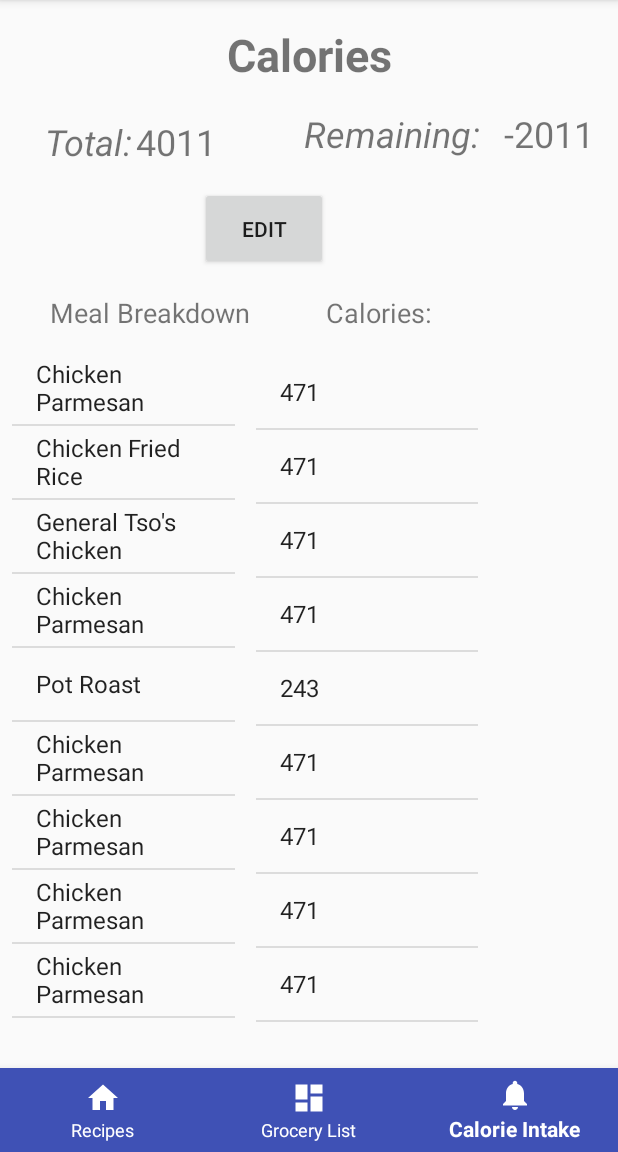
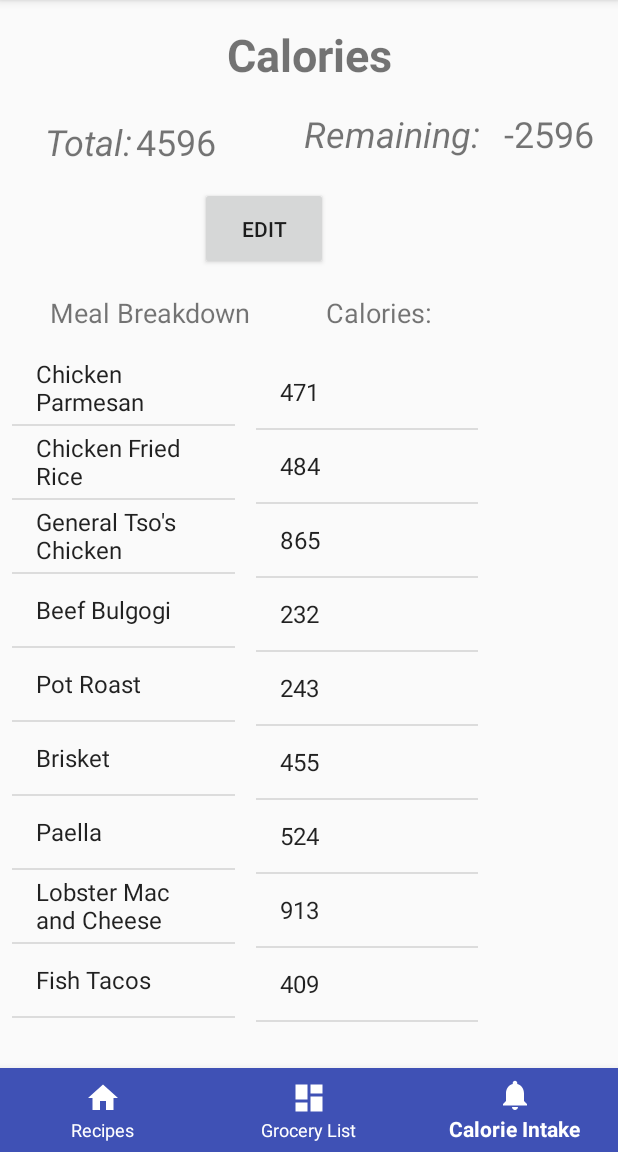
Before and after one commit to jsuyat/Suyat_Khan_FinalProject2, an Android app: the screen it shows after launch (MainActivity), item 3 of the bottom bar chosen, on a phone screen of 412 x 824 dp, the part 84-1236 px from its top. Run offline under Robolectric (Android 15) with nearby library versions, the phone set to English and light mode, and no system bars.

Commit message:
slightly changed recipes fragment

```diff
--- a/app/src/main/AndroidManifest.xml
+++ b/app/src/main/AndroidManifest.xml
@@ -20,6 +20,7 @@
         </activity>
         <activity android:name=".AddGrocery" />
         <activity android:name=".EditCalories"></activity>
+        <receiver android:name=".Notification"></receiver>
     </application>
 
 </manifest>
--- a/app/src/main/java/edu/gmu/cs477/khan_suyat_finalproject/GroceryListFragment.java
+++ b/app/src/main/java/edu/gmu/cs477/khan_suyat_finalproject/GroceryListFragment.java
@@ -31,11 +31,14 @@ public class GroceryListFragment extends Fragment {
     String ingredient;
     AlertDialog actions;
     View view;
+
+    //variables used for querying the database
     final static String _ID = "_id";
     final static private String INGREDIENT = "ingredient";
     final static private String FOODGROUP = "food_group";
     final static String[] all_columns = {_ID, INGREDIENT, FOODGROUP};
 
+    //variables used for the Intent
     public final static String RET_INGREDIENT = "edu.gmu.cs477.khan_suyat_finalproject.RET_INGREDIENT";
     public final static String RET_FOODGROUP = "edu.gmu.cs477.khan_suyat_finalproject.RET_FOODGROUP";
     public final int ACTIVITY_RESULT = 1;
@@ -62,11 +65,6 @@ public class GroceryListFragment extends Fragment {
                     case 0:
                         db = groceryDBHelper.getWritableDatabase();
                         db.delete(groceryDBHelper.NAME, "ingredient=?", new String[]{ingredient});
-                        /*String whereClause = "ingredient != ?";
-                        String [] whereArgs = new String[]{"None"};
-                        mCursor = db.query(groceryDBHelper.NAME, all_columns, whereClause, whereArgs, null, null,
-                                null);
-                        myAdapter.swapCursor(mCursor);*/
                         LoadDatabase loadDB = new LoadDatabase(getContext(), mlist, myAdapter);
                         loadDB.execute();
                         break;
@@ -96,6 +94,8 @@ public class GroceryListFragment extends Fragment {
         super.onViewCreated(view, savedInstanceState);
         mlist = (ListView) getView().findViewById(R.id.grocery_list);
         mlist.setAdapter(myAdapter);
+
+        //Listener to Delete Ingredients from list/database
         mlist.setOnItemLongClickListener(new AdapterView.OnItemLongClickListener() {
             @Override
             public boolean onItemLongClick(AdapterView<?> parent, View view, int position, long id) {
@@ -105,6 +105,7 @@ public class GroceryListFragment extends Fragment {
             }
         });
 
+        //listener to start new Intent to go to AddGrocery.class
         Button addButton = (Button) getView().findViewById(R.id.addButton);
         addButton.setOnClickListener(new View.OnClickListener() {
             @Override
@@ -116,7 +117,7 @@ public class GroceryListFragment extends Fragment {
 
     }
 
-
+    //come here when you are returning from AddGrocery.class
     @Override
     public void onActivityResult(int requestCode, int resultCode, Intent data){
         if(requestCode == ACTIVITY_RESULT){
@@ -134,6 +135,7 @@ public class GroceryListFragment extends Fragment {
         }
     }
 
+    //AsyncTask to LoadDatabase;
     private final static class LoadDatabase extends AsyncTask<GroceryListDatabase, Void, Cursor>{
         private ListView mList;
         Context appContext;
--- a/app/src/main/java/edu/gmu/cs477/khan_suyat_finalproject/MainActivity.java
+++ b/app/src/main/java/edu/gmu/cs477/khan_suyat_finalproject/MainActivity.java
@@ -1,7 +1,10 @@
 package edu.gmu.cs477.khan_suyat_finalproject;
 
+import android.app.AlarmManager;
+import android.app.PendingIntent;
 import android.content.ContentValues;
 import android.content.Intent;
+import android.content.IntentFilter;
 import android.database.sqlite.SQLiteDatabase;
 import android.os.Bundle;
 import android.support.annotation.NonNull;
@@ -12,12 +15,15 @@ import android.view.MenuItem;
 import android.view.View;
 import android.widget.TextView;
 
+import java.util.Calendar;
+
 public class MainActivity extends AppCompatActivity implements BottomNavigationView.OnNavigationItemSelectedListener{
 
 //Mohammad Khan
-
+    final Notification notification = new Notification();
     public final static String RET_INGREDIENT = "edu.gmu.cs477.khan_suyat_finalproject.RET_INGREDIENT";
     public final static String RET_FOODGROUP = "edu.gmu.cs477.khan_suyat_finalproject.RET_FOODGROUP";
+    static final String MYDYNAMIC = "edu.gmu.cs477.khan_suyat_finalproject.MYDYNAMIC";
     public final int ACTIVITY_RESULT = 1;
 
     @Override
@@ -29,6 +35,20 @@ public class MainActivity extends AppCompatActivity implements BottomNavigationV
         navigation.setOnNavigationItemSelectedListener(this);
 
         loadFragment(new GroceryListFragment());
+
+        IntentFilter intf = new IntentFilter(MYDYNAMIC);
+        registerReceiver(notification, intf);
+
+        Calendar calendar = Calendar.getInstance();
+        calendar.set(Calendar.HOUR_OF_DAY, 21);
+        calendar.set(Calendar.MINUTE, 27);
+        calendar.set(Calendar.SECOND, 0);
+        Intent intent = new Intent(this, Notification.class);
+        PendingIntent pendingIntent = PendingIntent.getBroadcast(getApplicationContext(), 0, intent, PendingIntent.FLAG_UPDATE_CURRENT);
+        AlarmManager alarmManager = (AlarmManager) getSystemService(ALARM_SERVICE);
+        alarmManager.set(AlarmManager.RTC_WAKEUP, calendar.getTimeInMillis(), pendingIntent);
+        intent.setAction(MYDYNAMIC);
+        sendBroadcast(intent);
     }
 
     private boolean loadFragment(Fragment fragment){
--- /dev/null
+++ b/app/src/main/java/edu/gmu/cs477/khan_suyat_finalproject/Notification.java
@@ -0,0 +1,27 @@
+package edu.gmu.cs477.khan_suyat_finalproject;
+
+import android.app.NotificationManager;
+import android.app.PendingIntent;
+import android.content.BroadcastReceiver;
+import android.content.Context;
+import android.content.Intent;
+import android.support.v4.app.NotificationCompat;
+
+//Receiver for the heads-up notification. This notification
+//will display the amount of calories the user has consumed.
+public class Notification extends BroadcastReceiver {
+    @Override
+    public void onReceive(Context context, Intent intent) {
+        NotificationManager notificationManager = (NotificationManager) context.getSystemService(Context.NOTIFICATION_SERVICE);
+        PendingIntent pendingIntent = PendingIntent.getActivity(context,100,intent,PendingIntent.FLAG_UPDATE_CURRENT);
+        NotificationCompat.Builder builder = new NotificationCompat.Builder(context)
+                .setSmallIcon(R.drawable.ic_notifications_black_24dp)
+                .setContentIntent(pendingIntent)
+                .setContentText("You have consumed calories today")
+                .setContentTitle("Grocery Manager")
+                .setPriority(NotificationCompat.PRIORITY_MAX)
+                .setDefaults(NotificationCompat.DEFAULT_VIBRATE)
+                .setAutoCancel(true);
+        notificationManager.notify(100,builder.build());
+    }
+}
--- a/app/src/main/java/edu/gmu/cs477/khan_suyat_finalproject/RecipesDatabase.java
+++ b/app/src/main/java/edu/gmu/cs477/khan_suyat_finalproject/RecipesDatabase.java
@@ -70,7 +70,7 @@ public class RecipesDatabase extends SQLiteOpenHelper {
         values.put(GRAIN, "Rice");
         values.put(DAIRY, "Eggs");
         values.put(FRUIT, "None");
-        values.put(CALORIES, 471);
+        values.put(CALORIES, 484);
         values.put(LINK, "https://www.foodnetwork.com/recipes/robert-irvine/chicken-fried-rice-recipe-1952257");
         values.put(CHECKED, 0);
         db.insert(RECIPES_NAME, null, values);
@@ -78,24 +78,24 @@ public class RecipesDatabase extends SQLiteOpenHelper {
         values = new ContentValues();
         values.put(RECIPE, "General Tso's Chicken");
         values.put(MEAT, "Chicken");
-        values.put(VEGETABLE, "Basil");
-        values.put(GRAIN, "Spaghetti");
-        values.put(DAIRY, "Cheese");
-        values.put(FRUIT, "Tomatoes");
-        values.put(CALORIES, 471);
-        values.put(LINK, "https://www.foodnetwork.com/recipes/food-network-kitchen/general-tsos-chicken-recipe-3361885");
+        values.put(VEGETABLE, "Garlic");
+        values.put(GRAIN, "Rice");
+        values.put(DAIRY, "Egg");
+        values.put(FRUIT, "None");
+        values.put(CALORIES, 865);
+        values.put(LINK, "https://www.allrecipes.com/recipe/197394/joes-general-tsos-chicken/?internalSource=hub%20recipe&referringContentType=Search");
         values.put(CHECKED, 0);
         db.insert(RECIPES_NAME, null, values);
 
         values = new ContentValues();
-        values.put(RECIPE, "Chicken Parmesan");
-        values.put(MEAT, "Chicken");
-        values.put(VEGETABLE, "Basil");
-        values.put(GRAIN, "Spaghetti");
-        values.put(DAIRY, "Cheese");
-        values.put(FRUIT, "Tomatoes");
-        values.put(CALORIES, 471);
-        values.put(LINK, "https://www.foodnetwork.com/recipes/food-network-kitchen/general-tsos-chicken-recipe-3361885");
+        values.put(RECIPE, "Beef Bulgogi");
+        values.put(MEAT, "Beef");
+        values.put(VEGETABLE, "Green Onions");
+        values.put(GRAIN, "Rice");
+        values.put(DAIRY, "None");
+        values.put(FRUIT, "None");
+        values.put(CALORIES, 232);
+        values.put(LINK, "https://www.allrecipes.com/recipe/100606/beef-bulgogi/?internalSource=hub%20recipe&referringContentType=Search");
         values.put(CHECKED, 0);
         db.insert(RECIPES_NAME, null, values);
 
@@ -112,50 +112,50 @@ public class RecipesDatabase extends SQLiteOpenHelper {
         db.insert(RECIPES_NAME, null, values);
 
         values = new ContentValues();
-        values.put(RECIPE, "Chicken Parmesan");
-        values.put(MEAT, "Chicken");
-        values.put(VEGETABLE, "Basil");
-        values.put(GRAIN, "Spaghetti");
+        values.put(RECIPE, "Brisket");
+        values.put(MEAT, "Beef");
+        values.put(VEGETABLE, "Onion");
+        values.put(GRAIN, "Buns");
+        values.put(DAIRY, "None");
+        values.put(FRUIT, "Tomatoes");
+        values.put(CALORIES, 455);
+        values.put(LINK, "https://www.allrecipes.com/recipe/231030/braised-corned-beef-brisket/?internalSource=hub%20recipe&referringContentType=Search");
+        values.put(CHECKED, 0);
+        db.insert(RECIPES_NAME, null, values);
+
+        values = new ContentValues();
+        values.put(RECIPE, "Paella");
+        values.put(MEAT, "Shrimp");
+        values.put(VEGETABLE, "Onion");
+        values.put(GRAIN, "Rice");
+        values.put(DAIRY, "None");
+        values.put(FRUIT, "None");
+        values.put(CALORIES, 524);
+        values.put(LINK, "https://www.allrecipes.com/recipe/12728/paella-i/?internalSource=streams&referringId=17849&referringContentType=Recipe%20Hub&clickId=st_trending_b");
+        values.put(CHECKED, 0);
+        db.insert(RECIPES_NAME, null, values);
+
+        values = new ContentValues();
+        values.put(RECIPE, "Lobster Mac and Cheese");
+        values.put(MEAT, "Lobster");
+        values.put(VEGETABLE, "Onion");
+        values.put(GRAIN, "Macaroni");
         values.put(DAIRY, "Cheese");
-        values.put(FRUIT, "Tomatoes");
-        values.put(CALORIES, 471);
+        values.put(FRUIT, "None");
+        values.put(CALORIES, 913);
         values.put(LINK, "https://www.foodnetwork.com/recipes/food-network-kitchen/general-tsos-chicken-recipe-3361885");
         values.put(CHECKED, 0);
         db.insert(RECIPES_NAME, null, values);
 
         values = new ContentValues();
-        values.put(RECIPE, "Chicken Parmesan");
-        values.put(MEAT, "Chicken");
-        values.put(VEGETABLE, "Basil");
-        values.put(GRAIN, "Spaghetti");
-        values.put(DAIRY, "Cheese");
-        values.put(FRUIT, "Tomatoes");
-        values.put(CALORIES, 471);
-        values.put(LINK, "https://www.foodnetwork.com/recipes/food-network-kitchen/general-tsos-chicken-recipe-3361885");
-        values.put(CHECKED, 0);
-        db.insert(RECIPES_NAME, null, values);
-
-        values = new ContentValues();
-        values.put(RECIPE, "Chicken Parmesan");
-        values.put(MEAT, "Chicken");
-        values.put(VEGETABLE, "Basil");
-        values.put(GRAIN, "Spaghetti");
-        values.put(DAIRY, "Cheese");
-        values.put(FRUIT, "Tomatoes");
-        values.put(CALORIES, 471);
-        values.put(LINK, "https://www.foodnetwork.com/recipes/food-network-kitchen/general-tsos-chicken-recipe-3361885");
-        values.put(CHECKED, 0);
-        db.insert(RECIPES_NAME, null, values);
-
-        values = new ContentValues();
-        values.put(RECIPE, "Chicken Parmesan");
-        values.put(MEAT, "Chicken");
-        values.put(VEGETABLE, "Basil");
-        values.put(GRAIN, "Spaghetti");
-        values.put(DAIRY, "Cheese");
-        values.put(FRUIT, "Tomatoes");
-        values.put(CALORIES, 471);
-        values.put(LINK, "https://www.foodnetwork.com/recipes/food-network-kitchen/general-tsos-chicken-recipe-3361885");
+        values.put(RECIPE, "Fish Tacos");
+        values.put(MEAT, "Fish");
+        values.put(VEGETABLE, "Cabbage");
+        values.put(GRAIN, "Tortillas");
+        values.put(DAIRY, "Mayonnaise");
+        values.put(FRUIT, "Lime");
+        values.put(CALORIES, 409);
+        values.put(LINK, "https://www.allrecipes.com/recipe/53729/fish-tacos/?internalSource=hub%20recipe&referringContentType=Search");
         values.put(CHECKED, 0);
         db.insert(RECIPES_NAME, null, values);
     }
--- a/app/src/main/java/edu/gmu/cs477/khan_suyat_finalproject/RecipesFragment.java
+++ b/app/src/main/java/edu/gmu/cs477/khan_suyat_finalproject/RecipesFragment.java
@@ -44,6 +44,7 @@ public class RecipesFragment extends Fragment {
     private String link;
     private String _id;
 
+    //variables used to query the database
     final static String _ID = "_id";
     final private static String RECIPE = "recipe";
     final private static String MEAT = "meat";
@@ -74,6 +75,9 @@ public class RecipesFragment extends Fragment {
             public void onClick(DialogInterface dialog, int which) {
                 switch(which){
                     case 0:
+                        /*if user wants to cook this recipe
+                         *it will updated "checked" in the database
+                         *and go to its respective link*/
                         SQLiteDatabase db = recipeDBHelper.getWritableDatabase();
                         String filter = "_id=" + _id;
                         ContentValues values = new ContentValues();
@@ -165,6 +169,7 @@ public class RecipesFragment extends Fragment {
 
     }
 
+    //loads the ingredients to its respective spinners
     private void loadSpinnerData(){
         ArrayList<String> meatLabels = groceryDBHelper.getMeatLabels();
         ArrayAdapter<String> meatAdapter = new ArrayAdapter<String>(getContext(),
```
